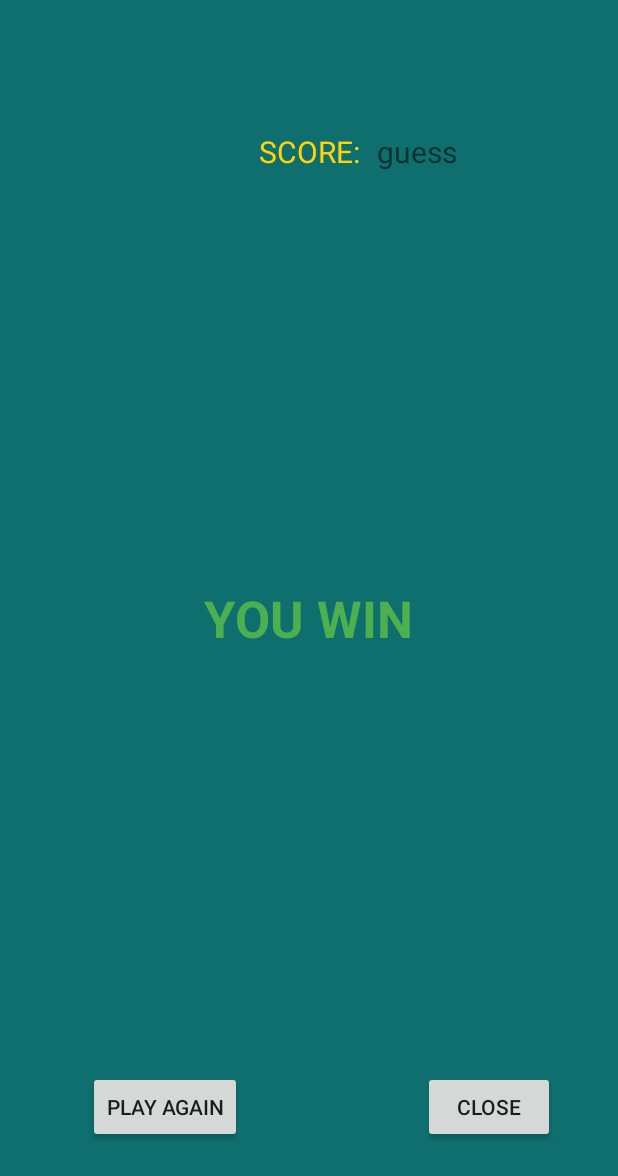
After one commit to JoulyanoMzaber/Mobile-Android, an Android app: the layout activity_main1.xml on its own in the app's theme, with its tools: preview values and no code run, on a phone screen of 412 x 824 dp. The commit adds this screen. Shown: the top 1176 px of the screen. Run offline under Robolectric (Android 15) with nearby library versions, the phone set to English and light mode, and no system bars.

Commit message:
Assignment finished, Done socre, buttons and fixed bugs

```diff
--- a/app/src/main/res/layout/activity_main.xml
+++ b/app/src/main/res/layout/activity_main.xml
@@ -18,6 +18,7 @@
         android:layout_marginBottom="30dp"
         app:layout_constraintBottom_toBottomOf="parent"
         app:layout_constraintEnd_toEndOf="parent"
+        app:layout_constraintHorizontal_bias="0.51"
         app:layout_constraintStart_toStartOf="parent"
         app:layout_constraintTop_toTopOf="parent">
 
--- /dev/null
+++ b/app/src/main/res/layout/activity_main1.xml
@@ -0,0 +1,73 @@
+<?xml version="1.0" encoding="utf-8"?>
+<androidx.constraintlayout.widget.ConstraintLayout xmlns:android="http://schemas.android.com/apk/res/android"
+    xmlns:app="http://schemas.android.com/apk/res-auto"
+    xmlns:tools="http://schemas.android.com/tools"
+    android:layout_width="match_parent"
+    android:layout_height="match_parent"
+    android:background="#0F6E6E">
+
+    <TextView
+        android:id="@+id/textView"
+        android:layout_width="wrap_content"
+        android:layout_height="wrap_content"
+        android:text="YOU WIN"
+        android:textColor="#4CAF50"
+        android:textSize="34sp"
+        android:textStyle="bold"
+        app:layout_constraintBottom_toBottomOf="parent"
+        app:layout_constraintEnd_toEndOf="parent"
+        app:layout_constraintStart_toStartOf="parent"
+        app:layout_constraintTop_toTopOf="parent" />
+
+    <Button
+        android:id="@+id/playagain"
+        android:layout_width="wrap_content"
+        android:layout_height="wrap_content"
+        android:onClick="restart"
+        android:text="PLAY AGAIN"
+        app:layout_constraintBottom_toBottomOf="parent"
+        app:layout_constraintEnd_toEndOf="parent"
+        app:layout_constraintHorizontal_bias="0.19"
+        app:layout_constraintStart_toStartOf="parent"
+        app:layout_constraintTop_toTopOf="parent"
+        app:layout_constraintVertical_bias="0.92" />
+
+    <Button
+        android:id="@+id/closebtn"
+        android:layout_width="wrap_content"
+        android:layout_height="wrap_content"
+        android:onClick="close"
+        android:text="CLOSE"
+        app:layout_constraintBottom_toBottomOf="parent"
+        app:layout_constraintEnd_toEndOf="parent"
+        app:layout_constraintHorizontal_bias="0.87"
+        app:layout_constraintStart_toStartOf="parent"
+        app:layout_constraintTop_toTopOf="parent"
+        app:layout_constraintVertical_bias="0.92" />
+
+    <TextView
+        android:id="@+id/textView2"
+        android:layout_width="wrap_content"
+        android:layout_height="wrap_content"
+        android:text="SCORE:"
+        android:textColor="#FDD509"
+        android:textSize="20sp"
+        app:layout_constraintBottom_toBottomOf="parent"
+        app:layout_constraintEnd_toEndOf="parent"
+        app:layout_constraintStart_toStartOf="parent"
+        app:layout_constraintTop_toTopOf="parent"
+        app:layout_constraintVertical_bias="0.110000014" />
+
+    <TextView
+        android:id="@+id/scr"
+        android:layout_width="wrap_content"
+        android:layout_height="wrap_content"
+        android:text="guess"
+        android:textSize="20sp"
+        app:layout_constraintBottom_toBottomOf="parent"
+        app:layout_constraintEnd_toEndOf="parent"
+        app:layout_constraintHorizontal_bias="0.7"
+        app:layout_constraintStart_toStartOf="parent"
+        app:layout_constraintTop_toTopOf="parent"
+        app:layout_constraintVertical_bias="0.110000014" />
+</androidx.constraintlayout.widget.ConstraintLayout>
```
Also changed, not shown: app/src/main/java/comp208/mzaber/MainActivity.java (+105 -20 lines).
